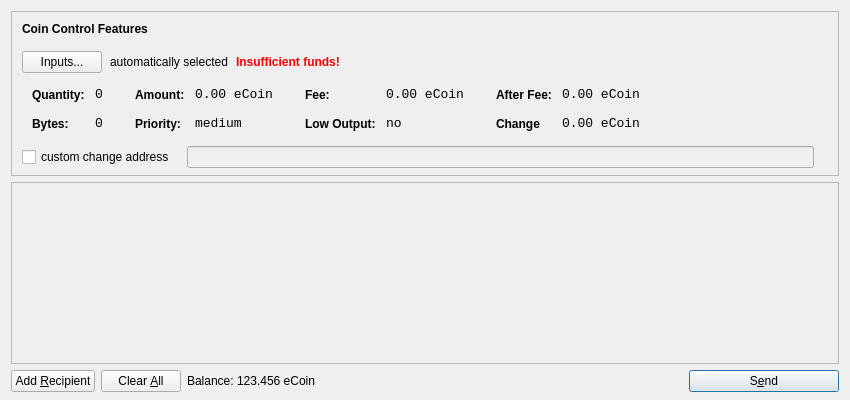
First picture: the form in src/qt/forms/sendcoinsdialog.ui, repository btcdream/ecoin, before the edit.
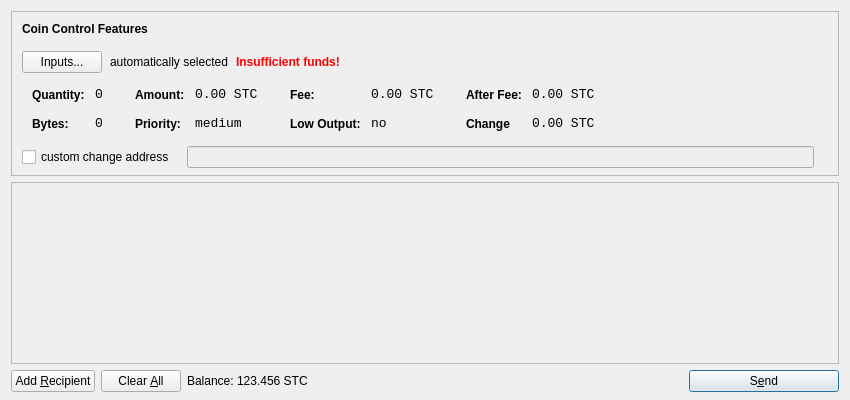
Second picture: the form after the edit. Icons and pictures are not drawn.

```diff
--- a/src/qt/forms/sendcoinsdialog.ui
+++ b/src/qt/forms/sendcoinsdialog.ui
@@ -39,7 +39,7 @@
      </property>
      <layout class="QVBoxLayout" name="verticalLayoutCoinControl2">
       <property name="spacing">
-       <number>-1</number>
+       <number>6</number>
       </property>
       <property name="leftMargin">
        <number>0</number>
@@ -321,7 +321,7 @@
                   <enum>Qt::ActionsContextMenu</enum>
                  </property>
                  <property name="text">
-                  <string>0.00 eCoin</string>
+                  <string>0.00 STC</string>
                  </property>
                  <property name="textInteractionFlags">
                   <set>Qt::LinksAccessibleByMouse|Qt::TextSelectableByKeyboard|Qt::TextSelectableByMouse</set>
@@ -407,7 +407,7 @@
                   <enum>Qt::ActionsContextMenu</enum>
                  </property>
                  <property name="text">
-                  <string>0.00 eCoin</string>
+                  <string>0.00 STC</string>
                  </property>
                  <property name="textInteractionFlags">
                   <set>Qt::LinksAccessibleByMouse|Qt::TextSelectableByKeyboard|Qt::TextSelectableByMouse</set>
@@ -493,7 +493,7 @@
                   <enum>Qt::ActionsContextMenu</enum>
                  </property>
                  <property name="text">
-                  <string>0.00 eCoin</string>
+                  <string>0.00 STC</string>
                  </property>
                  <property name="textInteractionFlags">
                   <set>Qt::LinksAccessibleByMouse|Qt::TextSelectableByKeyboard|Qt::TextSelectableByMouse</set>
@@ -525,7 +525,7 @@
                   <enum>Qt::ActionsContextMenu</enum>
                  </property>
                  <property name="text">
-                  <string>0.00 eCoin</string>
+                  <string>0.00 STC</string>
                  </property>
                  <property name="textInteractionFlags">
                   <set>Qt::LinksAccessibleByMouse|Qt::TextSelectableByKeyboard|Qt::TextSelectableByMouse</set>
@@ -732,7 +732,7 @@
           <cursorShape>IBeamCursor</cursorShape>
          </property>
          <property name="text">
-          <string>123.456 eCoin</string>
+          <string>123.456 STC</string>
          </property>
          <property name="textInteractionFlags">
           <set>Qt::LinksAccessibleByMouse|Qt::TextSelectableByKeyboard|Qt::TextSelectableByMouse</set>
```
Left out of the diff: 2 changed lines with no effect on the pictures.
